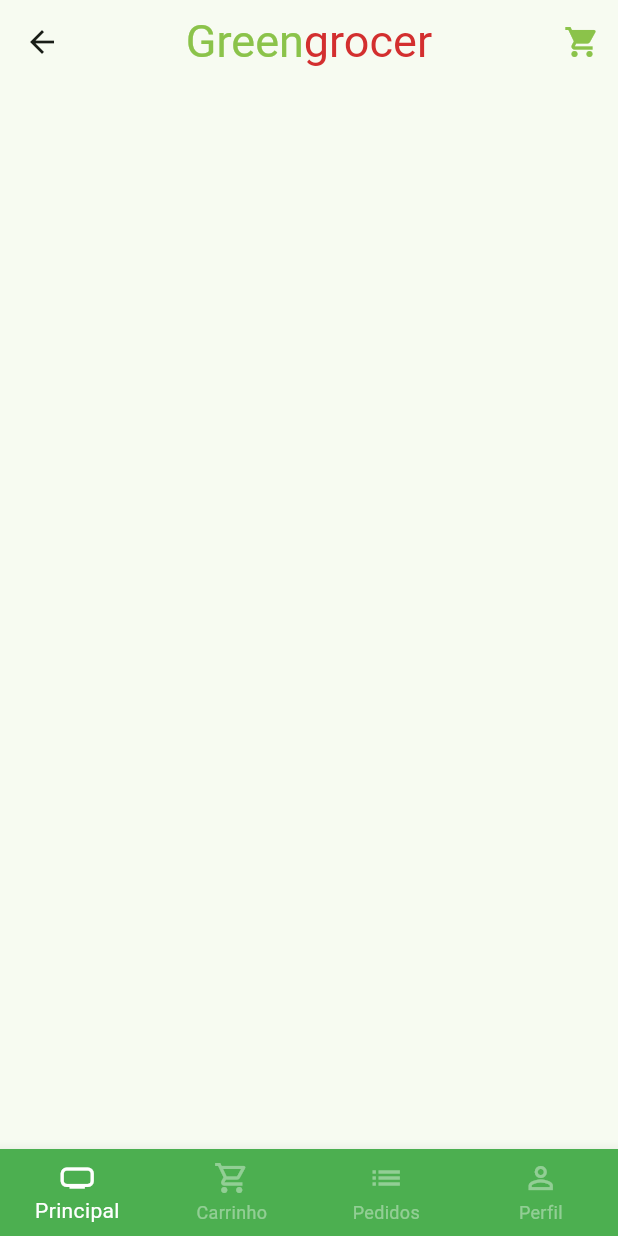
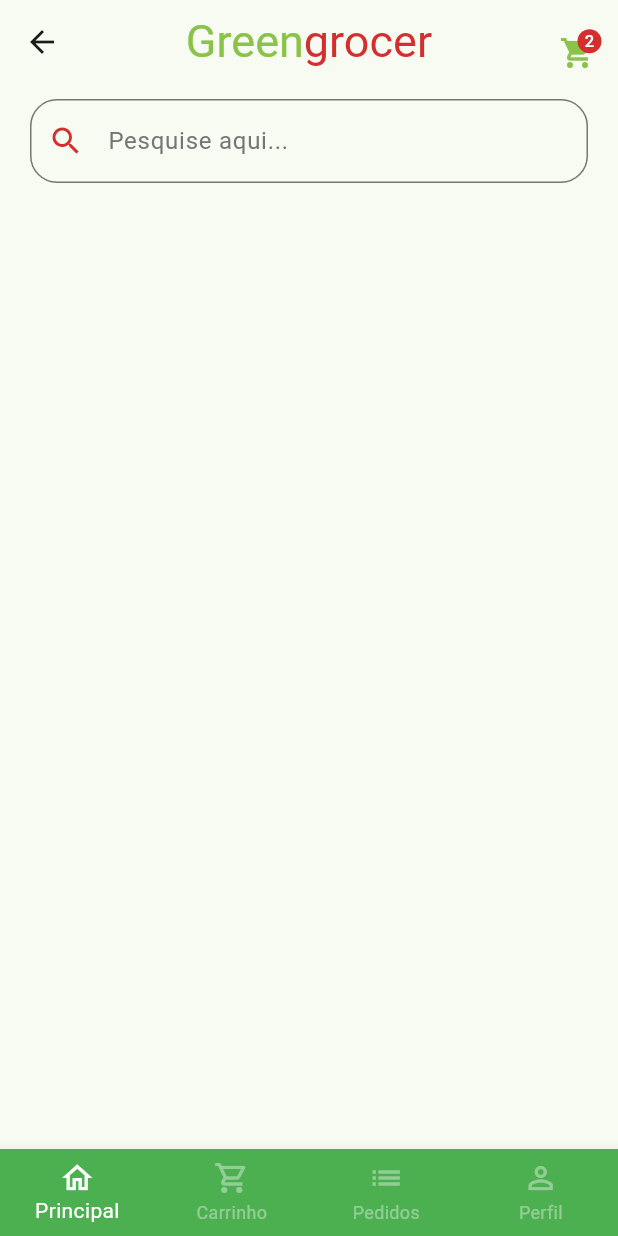
Before and after one commit to ribeiro-paulo/greengrocer-app, a Flutter app: the BaseScreen screen opened directly, on a phone screen of 412 x 824 dp. Run offline on Flutter 3.47's test engine with Material 3 defaults, Android fonts, the phone set to English and light mode, and no system bars; our stand-ins replace animated_text_kit, mask_text_input_formatter.

Commit message:
feat: search bar

```diff
--- a/lib/src/base/base_screen.dart
+++ b/lib/src/base/base_screen.dart
@@ -39,7 +39,7 @@ class _BaseScreenState extends State<BaseScreen> {
         unselectedItemColor: Colors.white.withAlpha(100),
         items: const [
           BottomNavigationBarItem(
-              icon: Icon(Icons.home_max_outlined), label: 'Principal'),
+              icon: Icon(Icons.home_outlined), label: 'Principal'),
           BottomNavigationBarItem(
               icon: Icon(Icons.shopping_cart_outlined), label: 'Carrinho'),
           BottomNavigationBarItem(icon: Icon(Icons.list), label: 'Pedidos'),
--- a/lib/src/home/home_tab.dart
+++ b/lib/src/home/home_tab.dart
@@ -1,4 +1,5 @@
 import 'package:flutter/material.dart';
+import 'package:flutter/widgets.dart';
 import 'package:greemgrocer/src/config/custom_colors.dart';
 
 class HomeTab extends StatelessWidget {
@@ -21,12 +22,39 @@ class HomeTab extends StatelessWidget {
           ],
         )),
         actions: [
-          IconButton(
-              onPressed: () {},
-              icon: Icon(
-                Icons.shopping_cart,
-                color: CustomColor.customSwatchColor,
-              ))
+          Padding(
+            padding: const EdgeInsets.only(top: 15, right: 15),
+            child: GestureDetector(
+              onTap: () {},
+              child: Badge(
+                  backgroundColor: CustomColor.customContrastColor,
+                  label: const Text(
+                    '2',
+                  ),
+                  child: Icon(
+                    Icons.shopping_cart,
+                    color: CustomColor.customSwatchColor,
+                  )),
+            ),
+          )
+        ],
+      ),
+      body: Column(
+        children: [
+          Padding(
+            padding: const EdgeInsets.symmetric(horizontal: 20, vertical: 10),
+            child: TextField(
+              decoration: InputDecoration(
+                  hintText: "Pesquise aqui...",
+                  hintStyle: TextStyle(color: Colors.grey.shade600),
+                  prefixIcon: Icon(
+                    Icons.search,
+                    color: CustomColor.customContrastColor,
+                  ),
+                  border: OutlineInputBorder(
+                      borderRadius: BorderRadius.circular(18))),
+            ),
+          ),
         ],
       ),
     );
--- a/pubspec.yaml
+++ b/pubspec.yaml
@@ -36,6 +36,7 @@ dependencies:
   cupertino_icons: ^1.0.6
   animated_text_kit: ^4.2.2
   mask_text_input_formatter: ^2.9.0
+  badges: ^3.1.2
 
 dev_dependencies:
   flutter_test:
```
Also changed, not shown: pubspec.lock.
